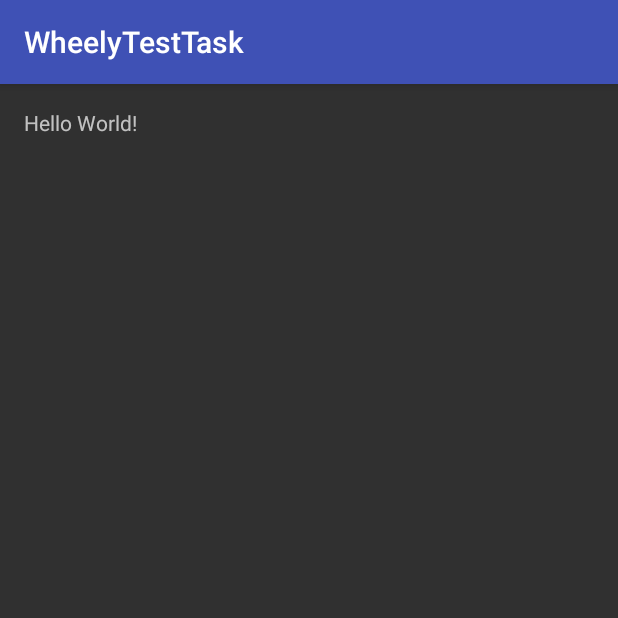
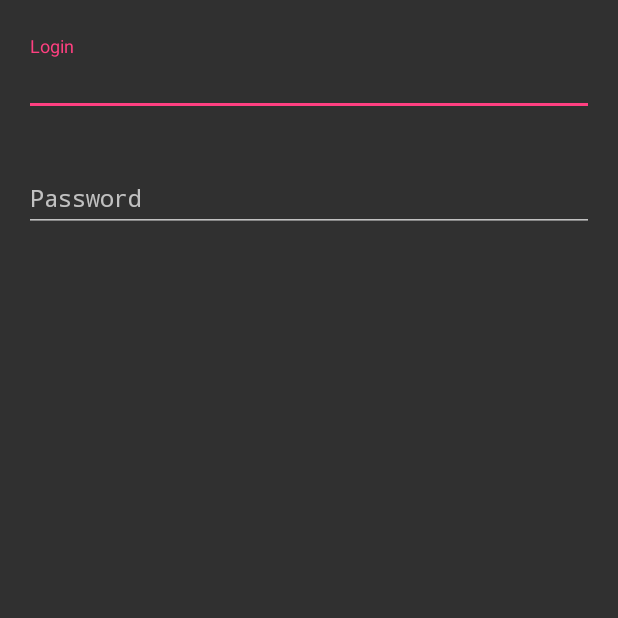
Before and after one commit to vrazumovsky/wheelytask, an Android app: the screen it shows after launch (MainActivity before the commit, LoginActivity after it), on a phone screen of 412 x 824 dp, the top half of it. Run offline under Robolectric (Android 15) with nearby library versions, the phone set to English and light mode, and no system bars.

Commit message:
MainActivity renamed into LoginActivity Added simple login layout with login and password package changed to appropriate

```diff
--- a/app/build.gradle
+++ b/app/build.gradle
@@ -4,7 +4,7 @@ android {
     compileSdkVersion 24
     buildToolsVersion "24.0.3"
     defaultConfig {
-        applicationId "profunion.razomovsky.ru.wheelytesttask"
+        applicationId "profunion.razomovsky"
         minSdkVersion 9
         targetSdkVersion 24
         versionCode 1
@@ -25,6 +25,7 @@ dependencies {
         exclude group: 'com.android.support', module: 'support-annotations'
     })
     compile 'com.android.support:appcompat-v7:24.2.1'
+    compile 'com.android.support:design:24.2.1'
     compile 'com.neovisionaries:nv-websocket-client:1.30'
     testCompile 'junit:junit:4.12'
 }
--- a/app/src/main/AndroidManifest.xml
+++ b/app/src/main/AndroidManifest.xml
@@ -1,6 +1,6 @@
 <?xml version="1.0" encoding="utf-8"?>
 <manifest xmlns:android="http://schemas.android.com/apk/res/android"
-    package="profunion.razomovsky.ru.wheelytesttask">
+    package="profunion.razomovsky">
 
     <uses-permission android:name="android.permission.INTERNET" />
 
@@ -10,7 +10,7 @@
         android:label="@string/app_name"
         android:supportsRtl="true"
         android:theme="@style/AppTheme">
-        <activity android:name=".MainActivity">
+        <activity android:name=".LoginActivity">
             <intent-filter>
                 <action android:name="android.intent.action.MAIN" />
 
--- /dev/null
+++ b/app/src/main/java/profunion/razomovsky/LoginActivity.java
@@ -0,0 +1,13 @@
+package profunion.razomovsky;
+
+import android.app.Activity;
+import android.os.Bundle;
+
+public class LoginActivity extends Activity {
+
+    @Override
+    protected void onCreate(Bundle savedInstanceState) {
+        super.onCreate(savedInstanceState);
+        setContentView(R.layout.activity_login);
+    }
+}
--- a/app/src/main/java/profunion/razomovsky/ru/wheelytesttask/MainActivity.java
+++ /dev/null
@@ -1,13 +0,0 @@
-package profunion.razomovsky.ru.wheelytesttask;
-
-import android.support.v7.app.AppCompatActivity;
-import android.os.Bundle;
-
-public class MainActivity extends AppCompatActivity {
-
-    @Override
-    protected void onCreate(Bundle savedInstanceState) {
-        super.onCreate(savedInstanceState);
-        setContentView(R.layout.activity_main);
-    }
-}
--- /dev/null
+++ b/app/src/main/res/layout/activity_login.xml
@@ -0,0 +1,39 @@
+<?xml version="1.0" encoding="utf-8"?>
+<LinearLayout xmlns:android="http://schemas.android.com/apk/res/android"
+    android:orientation="vertical" android:layout_width="match_parent"
+    android:layout_height="match_parent">
+
+    <android.support.design.widget.TextInputLayout
+        android:id="@+id/phone_et_container"
+        android:layout_width="match_parent"
+        android:layout_height="wrap_content"
+        android:layout_marginTop="24dp"
+        android:paddingBottom="8dp"
+        android:layout_marginEnd="16dp"
+        android:layout_marginStart="16dp">
+        <EditText
+            android:id="@+id/login"
+            android:hint="@string/login"
+            android:textColorHint="@color/colorPrimary"
+            android:layout_width="match_parent"
+            android:layout_height="wrap_content"
+            android:textSize="16sp"
+            android:imeOptions="actionNext" />
+    </android.support.design.widget.TextInputLayout>
+    <android.support.design.widget.TextInputLayout
+        android:id="@+id/password_et_container"
+        android:layout_width="match_parent"
+        android:layout_height="wrap_content"
+        android:hint="@string/password"
+        android:layout_marginTop="16dp"
+        android:paddingBottom="8dp"
+        android:layout_marginEnd="16dp"
+        android:layout_marginStart="16dp">
+        <EditText
+            android:id="@+id/password"
+            android:layout_width="match_parent"
+            android:layout_height="wrap_content"
+            android:textSize="16sp"
+            android:inputType="textPassword" />
+    </android.support.design.widget.TextInputLayout>
+</LinearLayout>
--- a/app/src/main/res/values/strings.xml
+++ b/app/src/main/res/values/strings.xml
@@ -1,3 +1,6 @@
 <resources>
     <string name="app_name">WheelyTestTask</string>
+    <string name="login">Login</string>
+    <string name="password">Password</string>
+
 </resources>
```
